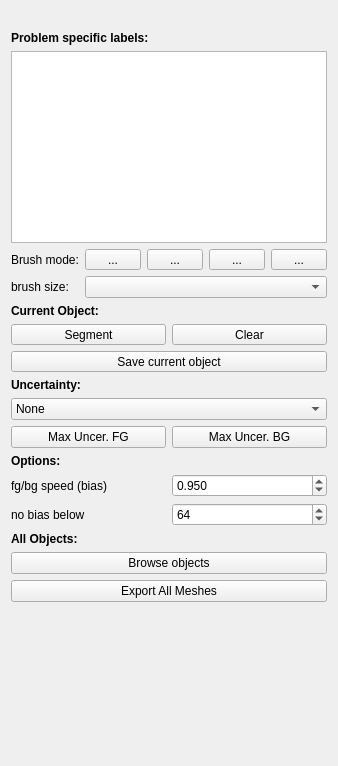
Above: ilastik/workflows/carving/carvingDrawer.ui from ilastik/ilastik before the change. Below: the same form after it.
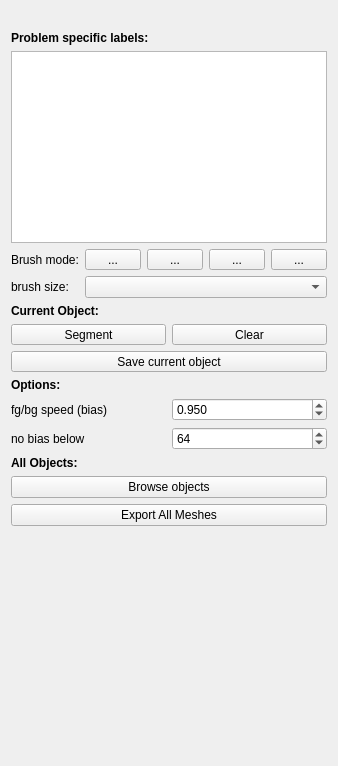
That is the form after the change. Icons and pictures are not drawn. Custom widgets are drawn as their Qt base class.

Commit message: removed uncert. from carving and renamed files

```diff
--- a/ilastik/workflows/carving/carvingDrawer.ui
+++ b/ilastik/workflows/carving/carvingDrawer.ui
@@ -232,7 +232,7 @@
      </property>
     </widget>
    </item>
-   <item>
+<!--    <item>
     <widget class="QLabel" name="label_9">
      <property name="font">
       <font>
@@ -244,8 +244,8 @@
       <string>Uncertainty:</string>
      </property>
     </widget>
-   </item>
-   <item>
+   </item> -->
+<!--    <item>
     <widget class="QComboBox" name="uncertaintyCombo">
      <item>
       <property name="text">
@@ -263,8 +263,8 @@
       </property>
      </item>
     </widget>
-   </item>
-   <item>
+   </item> -->
+<!--    <item>
     <layout class="QHBoxLayout" name="horizontalLayout_2">
      <item>
       <widget class="QPushButton" name="pushButtonUncertaintyFG">
@@ -287,7 +287,7 @@
       </widget>
      </item>
     </layout>
-   </item>
+   </item> -->
    <item>
     <widget class="QLabel" name="label_7">
      <property name="font">
```
The commit also changes 5 other files.
